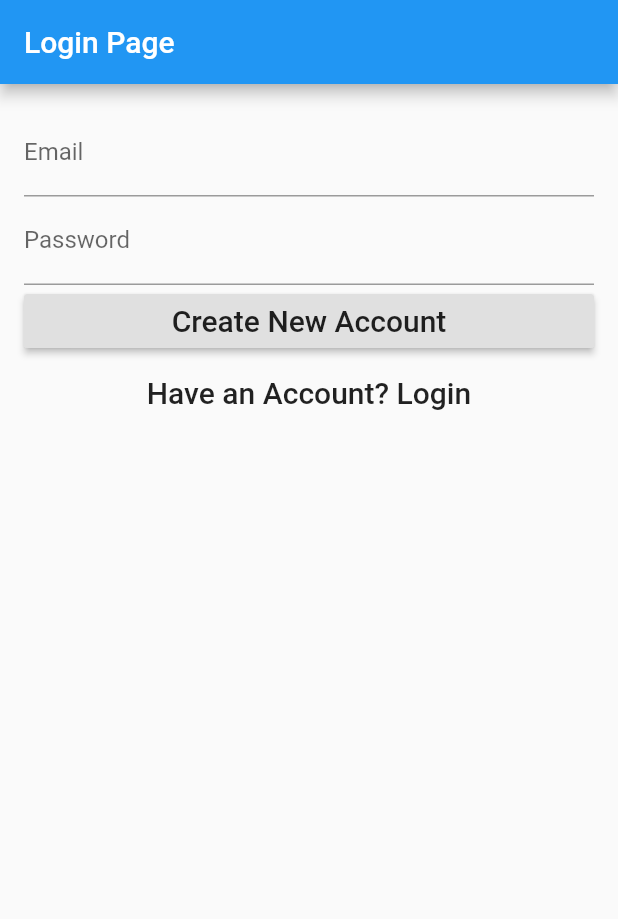
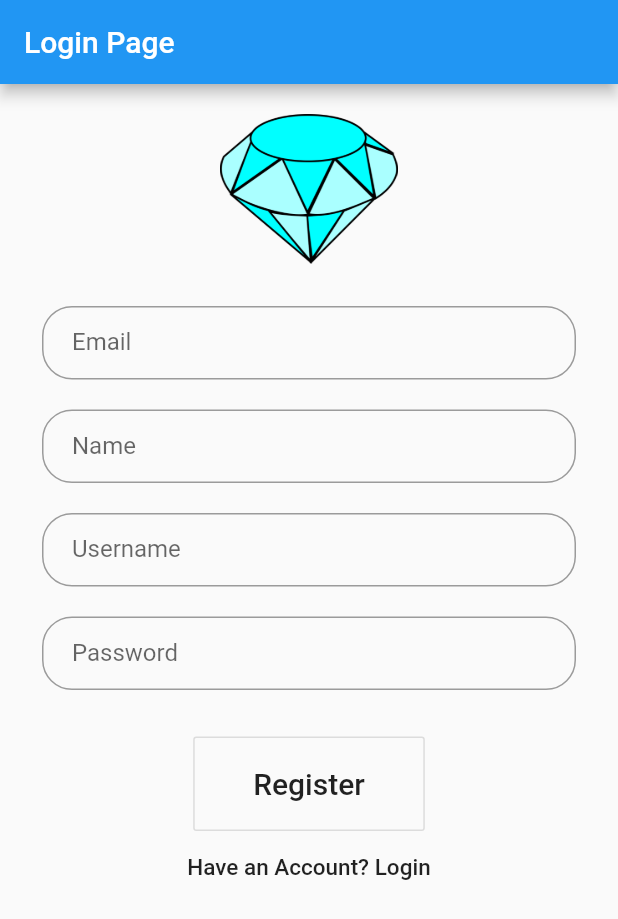
Before and after one commit to asmith790/hidden_gems, a Flutter app: the screen it shows after launch, after a tap on "Login", after a tap on "Create New Account", on a phone screen of 412 x 824 dp. Shown: the top 919 px of the screen. Run offline on Flutter 3.47's test engine with Material 2 defaults, Android fonts, the phone set to English and light mode, and no system bars; our stand-ins replace cloud_firestore, firebase_auth, firebase_storage, google_maps_flutter, image_picker; accounts and stored records are empty.

Commit message:
new login and registration design

```diff
--- a/lib/loginPage.dart
+++ b/lib/loginPage.dart
@@ -4,13 +4,59 @@ import 'auth.dart';
 
 class EmailFieldValidator {
   static String validate(String value) {
-    return value.isEmpty ? 'Email can\'t be empty' : null;
+    //TODO: check if the email is already associated with an account, if it is, tell user to sign in
+    Pattern pattern =
+        r'^(([^<>()[\]\\.,;:\s@\"]+(\.[^<>()[\]\\.,;:\s@\"]+)*)|(\".+\"))@((\[[0-9]{1,3}\.[0-9]{1,3}\.[0-9]{1,3}\.[0-9]{1,3}\])|(([a-zA-Z\-0-9]+\.)+[a-zA-Z]{2,}))$';
+    RegExp regex = new RegExp(pattern);
+
+    if (value.trim().isEmpty) {
+      return 'Email is required';
+    }else if (!regex.hasMatch(value)) {
+      return 'Enter Valid Email';
+    }else{
+      return null;
+    }
   }
 }
 
 class PasswordFieldValidator {
   static String validate(String value) {
-    return value.isEmpty ? 'Password can\'t be empty' : null;
+    Pattern pattern = r'^(?=.*[0-9]+.*)(?=.*[a-zA-Z]+.*)[0-9a-zA-Z]{6,}$';
+    RegExp regex = new RegExp(pattern);
+
+    if(value.trim().isEmpty){
+      return 'Password is required';
+    }else if(!regex.hasMatch(value)){
+      return 'Must contain at least 1 number and be at least 6 characters';
+    }else{
+      return null;
+    }
+  }
+}
+
+class UsernameFieldValidator {
+  static String validate(String value) {
+    //TODO: also check if the username exists already by searching through DB
+
+    if (value.trim().isEmpty) {
+      return 'Email is required';
+//    }else if () {
+//      return 'Username already exists';
+    }else {
+      return null;
+    }
+  }
+}
+
+class NameFieldValidator {
+  static String validate(String value) {
+    if (value.trim().isEmpty) {
+      return 'Name is required';
+    } else if (value.length < 3) {
+      return 'Name must be more than 2 charater';
+    } else {
+      return null;
+    }
   }
 }
 
@@ -31,9 +77,14 @@ enum FormType{
 class _Login extends State<Login>{
   final GlobalKey<FormState> formKey = new GlobalKey<FormState>();
 
+  FormType _formType = FormType.login; // initially at the login form
   String _email;
   String _password;
-  FormType _formType = FormType.login; // initially at the login form
+  // TODO pass info to the users table in database when they create an account
+  String _name;
+  String _username;
+
+  String _authHint = '';
 
   bool validateAndSave(){
     final form = formKey.currentState; // gets the form state
@@ -49,19 +100,30 @@ class _Login extends State<Login>{
     if(validateAndSave()){
       try{
         final BaseAuth auth = AuthProvider.of(context).auth;
+        String userId;
         if(_formType == FormType.login){
-          final String userId = await auth.signInWithEmailAndPassword(_email, _password);
+          userId = await auth.signInWithEmailAndPassword(_email, _password);
           print('SignedIn: $userId');
 
         }else{
-          final String userId = await auth.createUserWithEmailAndPassword(_email, _password);
+          userId = await auth.createUserWithEmailAndPassword(_email, _password);
           print('Registered User: $userId');
         }
+        setState(() {
+          _authHint = 'Signed In successfully';
+        });
         // after we either sign in or create an account, we want to be signed in
         widget.onSignedIn(); // ensure the rootPage receives message we are signedIn
       }catch(e){
+        setState(() {
+          _authHint = 'Problem signing in or registering account';
+        });
         print('Error: $e');
       }
+    }else {
+      setState(() {
+        _authHint = '';
+      });
     }
   }
 
@@ -71,12 +133,14 @@ class _Login extends State<Login>{
     // new UI -> new state
     setState(() {
       _formType = FormType.register;
+      _authHint = '';
     });
   }
   // move from register page to login page
   void moveToLogin(){
     setState(() {
       _formType = FormType.login;
+      _authHint = '';
     });
   }
 
@@ -88,43 +152,141 @@ class _Login extends State<Login>{
           title: Text('Login Page'),
           automaticallyImplyLeading: false,
         ),
-        body: new Container(
-          padding: EdgeInsets.all(16.0),
+        body: new ListView(
+          shrinkWrap: true,
+          children: <Widget>[
+            SizedBox(width: 20.0,height: 20.0),
+            new Container(
+              height: 100.0,
+              width: 80.0,
+              decoration: BoxDecoration(
+                image: DecorationImage(
+                  image: AssetImage(
+                    'assets/gem.png',
+                  ),
+                  fit: BoxFit.scaleDown,
+                ),
+              ),
+            ),
+            new Center(
+              child: Padding(
+                padding: const EdgeInsets.all(28.0),
                     child: new Form(
                       key: formKey,
                       child: new Column(
-              crossAxisAlignment: CrossAxisAlignment.stretch,
+                        crossAxisAlignment: CrossAxisAlignment.center,
                           children: buildInputs() + buildSubmitButtons(),
                       ),
                     )
+              ),
+            ),
+          ]
         )
       );
   }
 
-
   List<Widget> buildInputs(){
     // email and password fields - in both forms
+    if(_formType == FormType.login){
       return [
         new TextFormField(
           key: Key('email'),
-        decoration: new InputDecoration(labelText: 'Email'),
+          keyboardType: TextInputType.emailAddress,
+          decoration: new InputDecoration(
+            labelText: 'Email',
+            contentPadding: EdgeInsets.fromLTRB(20.0, 10.0, 20.0, 20.0),
+            border: OutlineInputBorder(
+                borderRadius: BorderRadius.circular(20.0)
+            ),
+          ),
           validator: EmailFieldValidator.validate,
           onSaved: (String value) => _email = value,
         ),
+        SizedBox(width: 20.0,height: 20.0),
         new TextFormField(
           key: Key('password'),
-        decoration: new InputDecoration(labelText: 'Password'),
+          keyboardType: TextInputType.text,
+          decoration: new InputDecoration(
+            labelText: 'Password',
+            contentPadding: EdgeInsets.fromLTRB(20.0, 10.0, 20.0, 20.0),
+            border: OutlineInputBorder(
+                borderRadius: BorderRadius.circular(20.0)
+            ),
+          ),
+          obscureText: true,
+          validator: PasswordFieldValidator.validate,
+          onSaved: (String value) => _password = value,
+        ),
+      ];
+    }else{
+      return [
+        new TextFormField(
+          key: Key('email'),
+          keyboardType: TextInputType.emailAddress,
+          decoration: new InputDecoration(
+            labelText: 'Email',
+            contentPadding: EdgeInsets.fromLTRB(20.0, 10.0, 20.0, 20.0),
+            border: OutlineInputBorder(
+                borderRadius: BorderRadius.circular(20.0)
+            ),
+          ),
+          validator: EmailFieldValidator.validate,
+          onSaved: (String value) => _email = value,
+        ),
+        SizedBox(width: 20.0,height: 20.0),
+        new TextFormField(
+          key: Key('name'),
+          keyboardType: TextInputType.text,
+          decoration: new InputDecoration(
+              labelText: 'Name',
+              contentPadding: EdgeInsets.fromLTRB(20.0, 10.0, 20.0, 20.0),
+              border: OutlineInputBorder(
+                  borderRadius: BorderRadius.circular(20.0)
+              )
+          ),
+          validator: NameFieldValidator.validate,
+          onSaved: (String value) => _name = value,
+        ),
+        SizedBox(width: 20.0,height: 20.0),
+        new TextFormField(
+          key: Key('username'),
+          keyboardType: TextInputType.text,
+          decoration: new InputDecoration(
+            labelText: 'Username',
+            contentPadding: EdgeInsets.fromLTRB(20.0, 10.0, 20.0, 20.0),
+            border: OutlineInputBorder(
+                borderRadius: BorderRadius.circular(20.0)
+            ),
+          ),
+          validator: UsernameFieldValidator.validate,
+          onSaved: (String value) => _username = value,
+        ),
+        SizedBox(width: 20.0,height: 20.0),
+        new TextFormField(
+          key: Key('password'),
+          keyboardType: TextInputType.text,
+          decoration: new InputDecoration(
+            labelText: 'Password',
+            contentPadding: EdgeInsets.fromLTRB(20.0, 10.0, 20.0, 20.0),
+            border: OutlineInputBorder(
+                borderRadius: BorderRadius.circular(20.0)
+            ),
+          ),
           obscureText: true,
           validator: PasswordFieldValidator.validate,
           onSaved: (String value) => _password = value,
         ),
       ];
     }
+  }
 
   List<Widget> buildSubmitButtons(){
     if(_formType == FormType.login){
       return [
-        new RaisedButton(
+        hintText(),
+        SizedBox(width: 20.0,height: 10.0),
+        new OutlineButton(
+          padding: EdgeInsets.only(left: 40.0, top: 20.0, right: 40.0, bottom: 20.0),
           child: new Text(
             'Login',
             style: new TextStyle(
@@ -137,7 +299,7 @@ class _Login extends State<Login>{
           child: new Text(
             'Create New Account',
             style: new TextStyle(
-              fontSize: 20.0,
+              fontSize: 15.0,
             ),
           ),
           onPressed: moveToRegister,
@@ -145,9 +307,12 @@ class _Login extends State<Login>{
       ];
     }else{
       return [
-        new RaisedButton(
+        hintText(),
+        SizedBox(width: 20.0,height: 10.0),
+        new OutlineButton(
+          padding: EdgeInsets.only(left: 40.0, top: 20.0, right: 40.0, bottom: 20.0),
           child: new Text(
-            'Create New Account',
+            'Register',
             style: new TextStyle(
               fontSize: 20.0,
             ),
@@ -158,7 +323,7 @@ class _Login extends State<Login>{
           child: new Text(
             'Have an Account? Login',
             style: new TextStyle(
-              fontSize: 20.0,
+              fontSize: 15.0,
             ),
           ),
           onPressed: moveToLogin,
@@ -167,4 +332,16 @@ class _Login extends State<Login>{
     }
   }
 
+  Widget hintText() {
+    return new Container(
+      //height: 80.0,
+//        padding: const EdgeInsets.all(32.0),
+        child: new Text(
+            _authHint,
+            key: new Key('hint'),
+            style: new TextStyle(fontSize: 18.0, color: Colors.grey),
+            textAlign: TextAlign.center)
+    );
   }
+
+}
```
Lines whose indentation alone changed are shown as unchanged.
